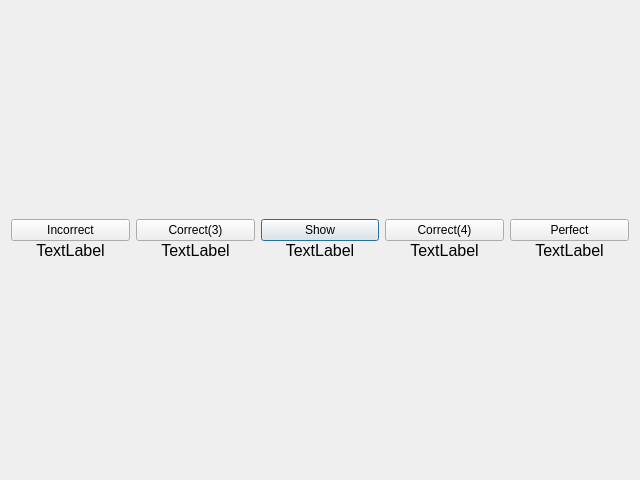
Qt form HaiBeiDanCi/studywindow.ui (HuangHuafeng/repeat) before a commit.
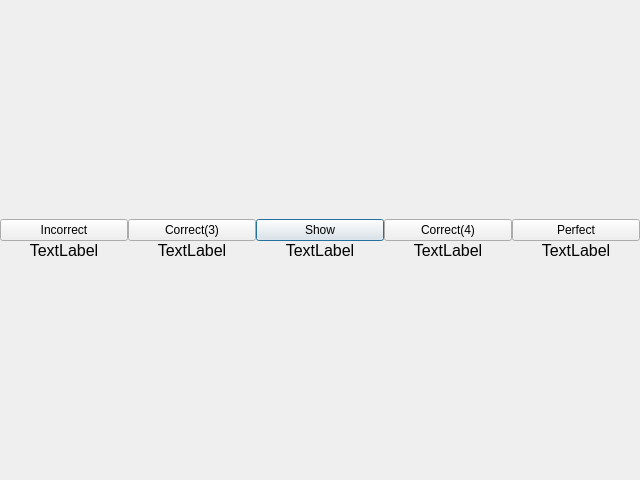
The same form after that commit.

```diff
--- a/HaiBeiDanCi/studywindow.ui
+++ b/HaiBeiDanCi/studywindow.ui
@@ -20,6 +20,21 @@
    <bool>true</bool>
   </property>
   <layout class="QVBoxLayout" name="verticalLayout_3">
+   <property name="spacing">
+    <number>0</number>
+   </property>
+   <property name="leftMargin">
+    <number>0</number>
+   </property>
+   <property name="topMargin">
+    <number>0</number>
+   </property>
+   <property name="rightMargin">
+    <number>0</number>
+   </property>
+   <property name="bottomMargin">
+    <number>0</number>
+   </property>
    <item>
     <layout class="QVBoxLayout" name="vlDefinition"/>
    </item>
@@ -28,11 +43,14 @@
      <property name="sizeConstraint">
       <enum>QLayout::SetDefaultConstraint</enum>
      </property>
+     <property name="topMargin">
+      <number>5</number>
+     </property>
+     <property name="bottomMargin">
+      <number>5</number>
+     </property>
      <item>
       <layout class="QVBoxLayout" name="verticalLayout">
-       <property name="spacing">
-        <number>0</number>
-       </property>
        <item>
         <widget class="QPushButton" name="pushIncorrect">
          <property name="sizePolicy">
@@ -74,9 +92,6 @@
      </item>
      <item>
       <layout class="QVBoxLayout" name="verticalLayout_2">
-       <property name="spacing">
-        <number>0</number>
-       </property>
        <item>
         <widget class="QPushButton" name="pushCorrect3">
          <property name="sizePolicy">
@@ -118,9 +133,6 @@
      </item>
      <item>
       <layout class="QVBoxLayout" name="verticalLayout_6">
-       <property name="spacing">
-        <number>0</number>
-       </property>
        <item>
         <widget class="QPushButton" name="pushShow">
          <property name="sizePolicy">
@@ -159,9 +171,6 @@
      </item>
      <item>
       <layout class="QVBoxLayout" name="verticalLayout_4">
-       <property name="spacing">
-        <number>0</number>
-       </property>
        <item>
         <widget class="QPushButton" name="pushCorrect4">
          <property name="sizePolicy">
@@ -200,9 +209,6 @@
      </item>
      <item>
       <layout class="QVBoxLayout" name="verticalLayout_5">
-       <property name="spacing">
-        <number>0</number>
-       </property>
        <item>
         <widget class="QPushButton" name="pushPerfect">
          <property name="sizePolicy">
```
